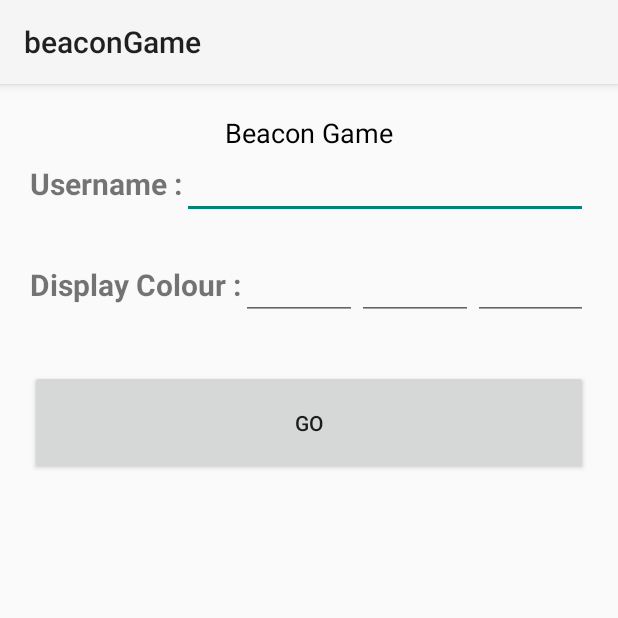
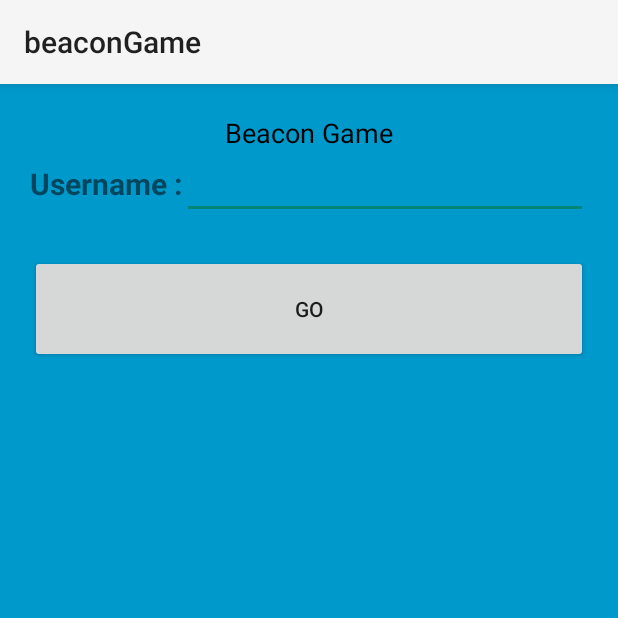
Before and after one commit to DAndrewA/beaconGame, an Android app: the screen it shows after launch (MainActivity), on a phone screen of 412 x 824 dp, the top half of it. Run offline under Robolectric (Android 15) with nearby library versions, the phone set to English and light mode, and no system bars.

Commit message:
menu finished for now

```diff
--- a/beaconGame/app/src/main/res/layout/activity_game.xml
+++ b/beaconGame/app/src/main/res/layout/activity_game.xml
@@ -4,7 +4,8 @@
     android:paddingRight="@dimen/activity_horizontal_margin"
     android:paddingTop="@dimen/activity_vertical_margin"
     android:paddingBottom="@dimen/activity_vertical_margin"
-    tools:context="andrewmmattb.beacongame.GameActivity">
+    tools:context="andrewmmattb.beacongame.GameActivity"
+    android:background="@android:color/holo_orange_dark">
 
     <TextView
         android:layout_width="wrap_content"
--- a/beaconGame/app/src/main/res/layout/activity_main.xml
+++ b/beaconGame/app/src/main/res/layout/activity_main.xml
@@ -3,7 +3,8 @@
     android:layout_height="wrap_content" android:paddingLeft="@dimen/activity_horizontal_margin"
     android:paddingRight="@dimen/activity_horizontal_margin"
     android:paddingTop="@dimen/activity_vertical_margin"
-    android:paddingBottom="@dimen/activity_vertical_margin" tools:context=".MainActivity">
+    android:paddingBottom="@dimen/activity_vertical_margin" tools:context=".MainActivity"
+    android:background="@android:color/holo_blue_dark">
 
     <TextView
         android:layout_width="wrap_content"
@@ -46,45 +47,6 @@
                 android:layout_weight="1" />
         </LinearLayout>
 
-        <LinearLayout
-            android:orientation="horizontal"
-            android:layout_width="match_parent"
-            android:layout_height="wrap_content"
-            android:layout_weight="0.06">
-
-            <TextView
-                android:layout_width="wrap_content"
-                android:layout_height="wrap_content"
-                android:text="Display Colour :"
-                android:id="@+id/textView3"
-                android:textStyle="bold"
-                android:textSize="20dp" />
-
-            <EditText
-                android:layout_width="wrap_content"
-                android:layout_height="wrap_content"
-                android:inputType="number"
-                android:ems="10"
-                android:id="@+id/colourSelectR"
-                android:layout_weight="1" />
-
-            <EditText
-                android:layout_width="wrap_content"
-                android:layout_height="wrap_content"
-                android:inputType="number"
-                android:ems="10"
-                android:id="@+id/colourSelectG"
-                android:layout_weight="1" />
-
-            <EditText
-                android:layout_width="wrap_content"
-                android:layout_height="wrap_content"
-                android:inputType="number"
-                android:ems="10"
-                android:id="@+id/colourSelectB"
-                android:layout_weight="1" />
-        </LinearLayout>
-
         <Button
             android:layout_width="match_parent"
             android:layout_height="wrap_content"
```
Also changed, not shown: beaconGame/app/src/main/java/andrewmmattb/beacongame/MainActivity.java (+16 -3 lines), beaconGame/app/src/main/res/values/strings.xml (+10 -0 lines).
